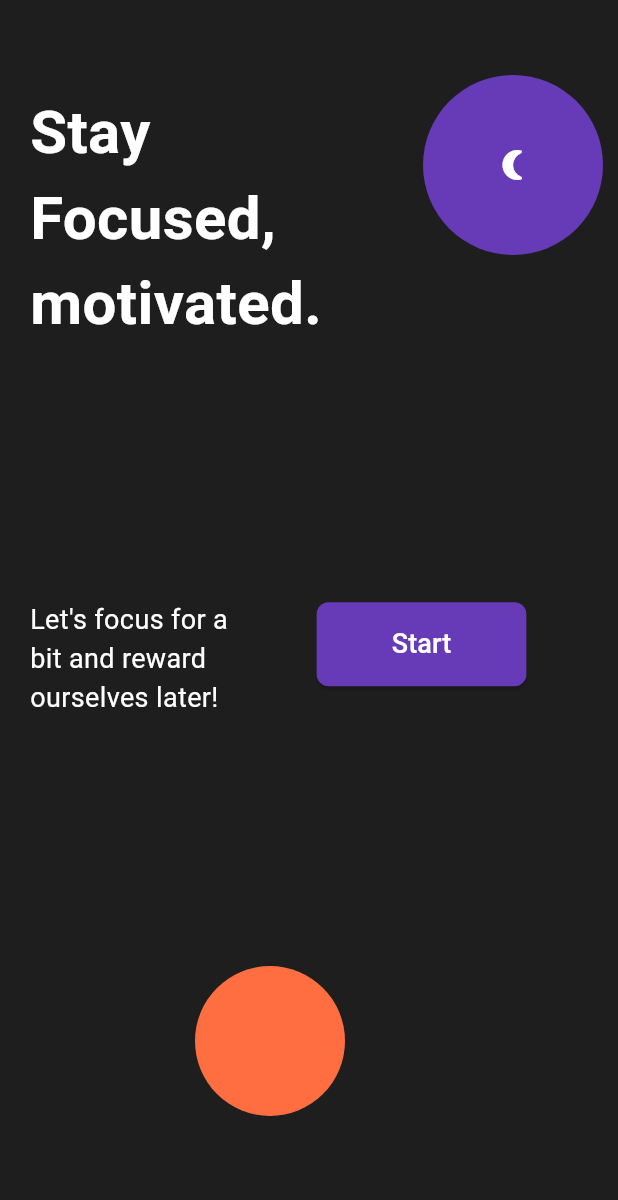
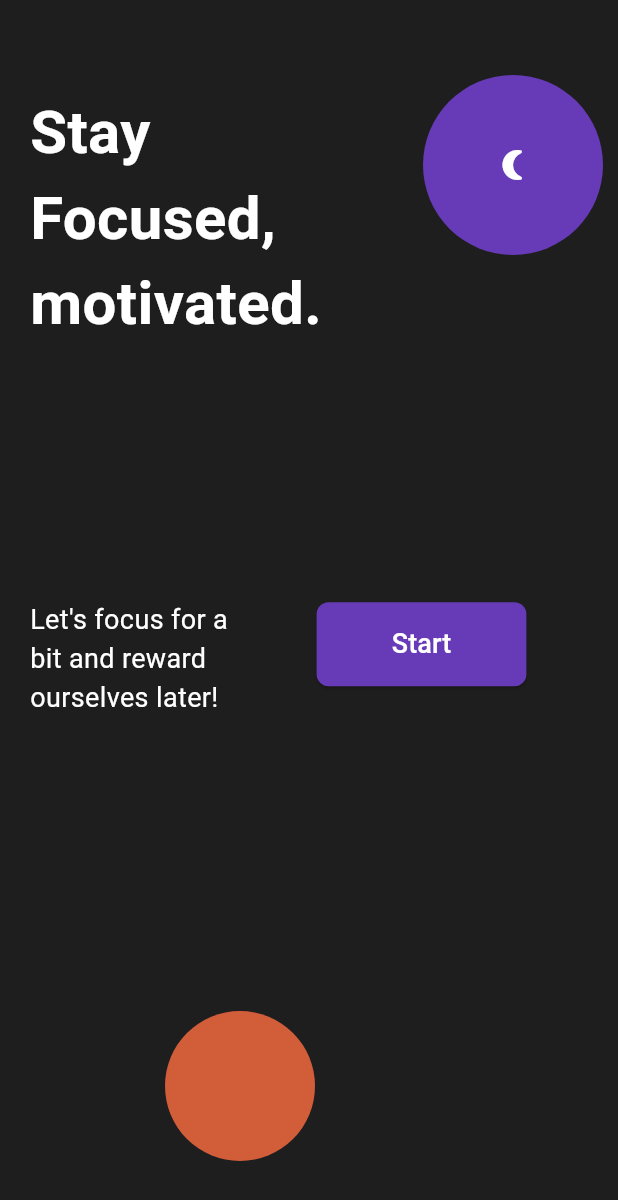
Before and after one commit to Moniaar/pomtom, a Flutter app: the screen it shows after launch, after a tap on "Login", on a phone screen of 412 x 824 dp. Shown: the top 1200 px of the screen. Run offline on Flutter 3.47's test engine with Material 3 defaults, Android fonts, the phone set to English and light mode, and no system bars; our stand-ins replace flutter_markdown, google_generative_ai, percent_indicator; Roboto replaces fonts that are missing (DancingScript).

Commit message:
Removed unnecessary import and fixed the main page circle position

```diff
--- a/lib/main.dart
+++ b/lib/main.dart
@@ -1,6 +1,5 @@
 import 'dart:async';
 import 'package:flutter/material.dart';
-import 'package:myapp/timer_navigation.dart';
 import 'package:percent_indicator/percent_indicator.dart';
 import 'package:http/http.dart' as http;
 import 'dart:convert';
@@ -8,7 +7,6 @@ import 'package:google_generative_ai/google_generative_ai.dart';
 import 'package:url_launcher/url_launcher.dart';
 import 'package:flutter_markdown/flutter_markdown.dart';
 import 'package:intl/intl.dart'; // For date formatting
-// Suggested code may be subject to a license. Learn more: ~LicenseLog:524108969.
 import 'package:myapp/login.dart';
 
 void main() {
@@ -99,7 +97,7 @@ class MainPage extends StatelessWidget {
               child: Text(
                 "Let's focus for a\nbit and reward\nourselves later!",
                 style: TextStyle(
-                  color: isDarkMode ? Colors.white : Colors.black54,
+                  color: isDarkMode ? Colors.white : Color.fromARGB(201, 0, 0, 0),
                   fontSize: 18,
                   fontFamily: 'DancingScript',
                 ),
@@ -123,11 +121,11 @@ class MainPage extends StatelessWidget {
               ),
             ),
             Positioned(
-              bottom: 80,
-              left: 130,
+              bottom: 50,
+              left: 110,
               child: CircleAvatar(
                 radius: 50,
-                backgroundColor: Colors.deepOrangeAccent,
+                backgroundColor: Color.fromARGB(204, 255, 109, 64),
               ),
             ),
             Positioned(
```
